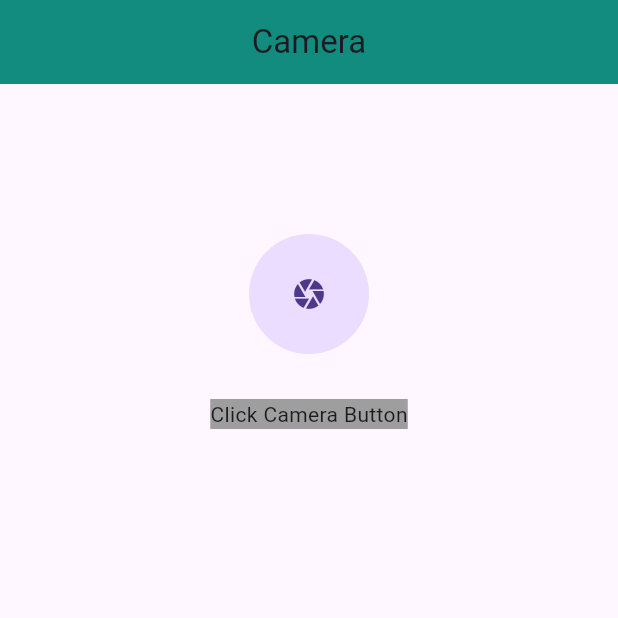
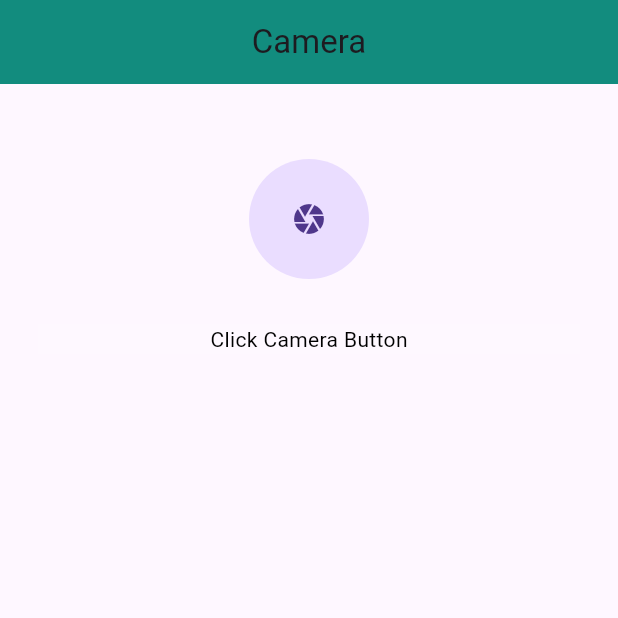
Before and after one commit to umangghoghari24/CameraApp, a Flutter app: the screen it shows after launch, on a phone screen of 412 x 824 dp, the top half of it. Run offline on Flutter 3.47's test engine with Material 3 defaults, Android fonts, the phone set to English and light mode, and no system bars; our stand-ins replace camera.

Commit message:
CameraApp

```diff
--- a/lib/Camera.dart
+++ b/lib/Camera.dart
@@ -1,13 +1,16 @@
 import 'package:cameraapp/main.dart';
 import 'package:flutter/material.dart';
 class Camera extends StatefulWidget {
-  const Camera({Key? key}) : super(key: key);
+   Camera({
+     Key? key}) : super(key: key);
 
   @override
   State<Camera> createState() => _CameraState();
 }
 
 class _CameraState extends State<Camera> {
+
+
   @override
   Widget build(BuildContext context) {
     return Scaffold(
@@ -18,7 +21,9 @@ class _CameraState extends State<Camera> {
       body: Center(
         child: Column(
           children: [
-            SizedBox(height: 100,),
+            // Image.network('https://cdn.dribbble.com/users/2409752/screenshots/7070185/media/331c0fed4314abb0b7afd3a4b6b31ac1.jpg?resize=400x300&vertical=center',),
+            // Divider(thickness: 1,),
+            SizedBox(height: 50,),
             CircleAvatar(
               radius: 40,
               child: IconButton(onPressed: () {
@@ -27,9 +32,14 @@ class _CameraState extends State<Camera> {
                   icon: Icon(Icons.camera)),
             ),
             SizedBox(height: 30,),
-            Container(
-              color: Colors.grey,
-                child: Text('Click Camera Button'))
+            Container(width: MediaQuery.of(context).size.width-50,
+              color: Colors.white12,
+                child: Center(
+                    child: Text('Click Camera Button',style: TextStyle(
+                      color: Colors.black
+                    ),
+                    ),
+                ),)
           ],
         ),
       ),
--- a/lib/main.dart
+++ b/lib/main.dart
@@ -16,8 +16,14 @@ Future<void> main() async {
   runApp(const MyApp());
 }
 
-class MyApp extends StatelessWidget {
+class MyApp extends StatefulWidget {
   const MyApp({super.key});
+
+  @override
+  State<MyApp> createState() => _MyAppState();
+}
+
+class _MyAppState extends State<MyApp> {
   @override
   Widget build(BuildContext context) {
     return MaterialApp(
@@ -38,7 +44,8 @@ class MyApp extends StatelessWidget {
 //camera app
 
 class Cameraapp extends StatefulWidget {
-  const Cameraapp({Key? key}) : super(key: key);
+  const Cameraapp({
+    Key? key}) : super(key: key);
 
   @override
   State<Cameraapp> createState() => _CameraappState();
@@ -250,7 +257,6 @@ class _CameraappState extends State<Cameraapp> {
                       ),
                       ElevatedButton(
                         style: ElevatedButton.styleFrom(backgroundColor: currnetcamerastatus==1?Colors.grey.shade800:Colors.transparent,shape: StadiumBorder()),
-                        // child: Text('Video'),
                         onPressed: () {
                           setState(() {
                             currnetcamerastatus=1;
@@ -262,7 +268,6 @@ class _CameraappState extends State<Cameraapp> {
 
                       ElevatedButton(
                         style: ElevatedButton.styleFrom(backgroundColor: currnetcamerastatus==2?Colors.grey.shade800:Colors.transparent,shape: StadiumBorder()),
-                        //   child: Text('Photo'),
                         onPressed: () {
                           setState(() {
                             currnetcamerastatus = 2;
```
Also changed, not shown: lib/Cameraview.dart (+37 -46 lines).
